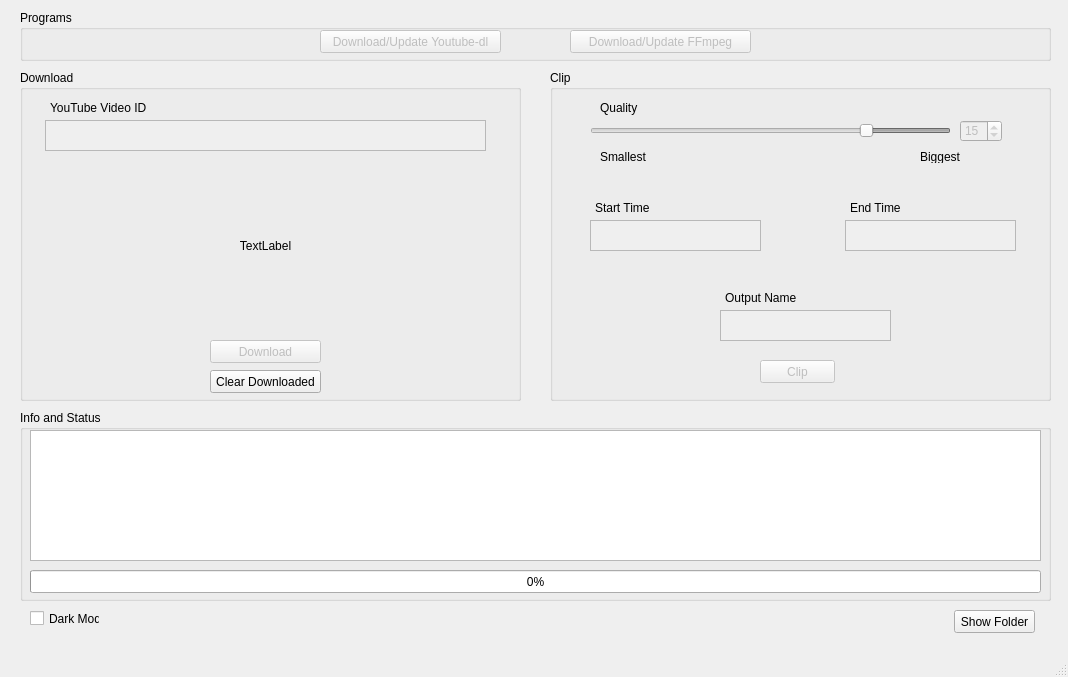
This is Download_and_Clip.ui in Chrscool8/ClipEZ-aka-Download-and-Clip as Qt 5 draws it before an edit. The edited form follows.
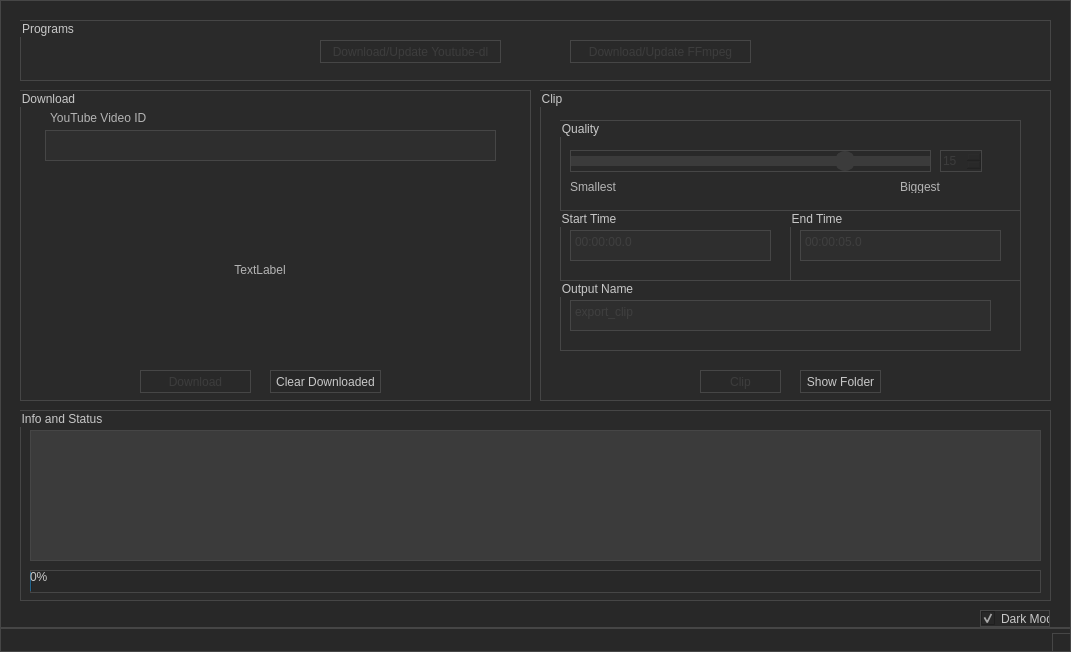
This is the edited form.

Diff of the .ui file:
```diff
--- a/Download_and_Clip.ui
+++ b/Download_and_Clip.ui
@@ -2,28 +2,135 @@
 <ui version="4.0">
  <class>Download_and_ClipClass</class>
  <widget class="QMainWindow" name="Download_and_ClipClass">
+  <property name="enabled">
+   <bool>true</bool>
+  </property>
   <property name="geometry">
    <rect>
     <x>0</x>
     <y>0</y>
-    <width>1068</width>
-    <height>677</height>
+    <width>1071</width>
+    <height>652</height>
    </rect>
   </property>
+  <property name="sizePolicy">
+   <sizepolicy hsizetype="Fixed" vsizetype="Fixed">
+    <horstretch>0</horstretch>
+    <verstretch>0</verstretch>
+   </sizepolicy>
+  </property>
   <property name="windowTitle">
    <string>Download and Clip</string>
   </property>
+  <property name="styleSheet">
+   <string notr="true">QWidget
+{
+	background-color: rgba(40, 40, 40, 100%); 
+	color: rgb(200, 200, 200);
+	border: 1px solid rgb(70, 70, 70); 
+}
+
+QWidget:disabled
+{	
+	background-color: rgba(40, 40, 40, 25%); 
+	color: rgba(80, 80, 80, 50%);
+}
+
+QLabel, QGroupBox
+{
+	background-color: rgb(42,42,42);
+	color: rgb(180, 180, 180);
+}
+
+QLabel
+{
+border: 0px;
+}
+
+QGroupBox
+{
+	color: rgb(200, 200, 200);
+}
+
+QLabel:disabled, QGroupBox:disabled
+{
+color: rgb(180, 180, 180);
+}
+
+QTextEdit, QPlainTextEdit
+{
+	background-color:  rgb(59,59,59);
+}
+
+QTextEdit:disabled, QPlainTextEdit:disabled
+{
+	background-color:  rgba(59,59,59,25%);
+}
+
+QSlider::groove:horizontal:disabled 
+{ 
+	background-color: rgb(59,59,59);
+	border: 0px solid #424242; 
+	height: 10px; 
+	border-radius: 0px;
+}
+
+QSlider::handle:horizontal:disabled 
+{ 
+	background-color:  rgb(59,59,59); 
+	border: 2px solid  rgb(59,59,59); 
+	width: 16px; 
+	height: 20px; 
+	line-height: 20px; 
+	margin-top: -5px; 
+	margin-bottom: -5px; 
+	border-radius: 10px; 
+}
+
+QSlider::handle:horizontal:hover:disabled 
+{ 
+	border-radius: 6px;
+}
+
+QSlider::groove:horizontal 
+{ 
+	background-color: rgb(80, 80, 80);
+	border: 0px solid #424242; 
+	height: 10px; 
+	border-radius: 0px;
+}
+
+QSlider::handle:horizontal 
+{ 
+	background-color:  rgb(110, 110, 110);
+	border: 2px solid rgb(110, 110, 110);
+	width: 16px; 
+	height: 20px; 
+	line-height: 20px; 
+	margin-top: -5px; 
+	margin-bottom: -5px; 
+	border-radius: 10px; 
+}
+
+QSlider::handle:horizontal:hover 
+{ 
+	border-radius: 6px;
+}</string>
+  </property>
   <widget class="QWidget" name="centralWidget">
    <property name="enabled">
     <bool>true</bool>
    </property>
    <widget class="QGroupBox" name="groupBox">
+    <property name="enabled">
+     <bool>true</bool>
+    </property>
     <property name="geometry">
      <rect>
       <x>20</x>
-      <y>70</y>
-      <width>501</width>
-      <height>331</height>
+      <y>90</y>
+      <width>511</width>
+      <height>311</height>
      </rect>
     </property>
     <property name="title">
@@ -33,7 +140,7 @@
      <property name="geometry">
       <rect>
        <x>30</x>
-       <y>30</y>
+       <y>20</y>
        <width>120</width>
        <height>16</height>
       </rect>
@@ -49,8 +156,8 @@
      <property name="geometry">
       <rect>
        <x>25</x>
-       <y>50</y>
-       <width>441</width>
+       <y>40</y>
+       <width>451</width>
        <height>31</height>
       </rect>
      </property>
@@ -67,8 +174,8 @@
      </property>
      <property name="geometry">
       <rect>
-       <x>190</x>
-       <y>270</y>
+       <x>120</x>
+       <y>280</y>
        <width>111</width>
        <height>23</height>
       </rect>
@@ -83,8 +190,8 @@
      </property>
      <property name="geometry">
       <rect>
-       <x>190</x>
-       <y>300</y>
+       <x>250</x>
+       <y>280</y>
        <width>111</width>
        <height>23</height>
       </rect>
@@ -96,10 +203,10 @@
     <widget class="QLabel" name="label_thumb">
      <property name="geometry">
       <rect>
-       <x>120</x>
-       <y>110</y>
-       <width>251</width>
-       <height>131</height>
+       <x>80</x>
+       <y>90</y>
+       <width>320</width>
+       <height>180</height>
       </rect>
      </property>
      <property name="text">
@@ -116,10 +223,10 @@
    <widget class="QGroupBox" name="groupBox_2">
     <property name="geometry">
      <rect>
-      <x>550</x>
-      <y>70</y>
-      <width>501</width>
-      <height>331</height>
+      <x>540</x>
+      <y>90</y>
+      <width>511</width>
+      <height>311</height>
      </rect>
     </property>
     <property name="title">
@@ -131,9 +238,9 @@
      </property>
      <property name="geometry">
       <rect>
-       <x>210</x>
-       <y>290</y>
-       <width>75</width>
+       <x>160</x>
+       <y>280</y>
+       <width>81</width>
        <height>23</height>
       </rect>
      </property>
@@ -141,49 +248,38 @@
       <string>Clip</string>
      </property>
     </widget>
-    <widget class="QLabel" name="label_4">
+    <widget class="QGroupBox" name="groupBox_5">
      <property name="geometry">
       <rect>
-       <x>175</x>
-       <y>220</y>
-       <width>120</width>
-       <height>16</height>
-      </rect>
-     </property>
-     <property name="text">
-      <string>Output Name</string>
-     </property>
-    </widget>
-    <widget class="QLabel" name="label_5">
-     <property name="geometry">
-      <rect>
-       <x>50</x>
+       <x>20</x>
        <y>30</y>
-       <width>120</width>
-       <height>16</height>
+       <width>461</width>
+       <height>91</height>
       </rect>
      </property>
-     <property name="text">
+     <property name="title">
       <string>Quality</string>
      </property>
-    </widget>
-    <widget class="QPlainTextEdit" name="textedit_outputname">
+     <widget class="QSpinBox" name="spinbox_quality">
      <property name="enabled">
       <bool>false</bool>
      </property>
      <property name="geometry">
       <rect>
-       <x>170</x>
-       <y>240</y>
-       <width>171</width>
-       <height>31</height>
-      </rect>
-     </property>
-     <property name="inputMethodHints">
-      <set>Qt::ImhNone</set>
-     </property>
-     <property name="placeholderText">
-      <string/>
+        <x>380</x>
+        <y>30</y>
+        <width>42</width>
+        <height>22</height>
+       </rect>
+      </property>
+      <property name="minimum">
+       <number>1</number>
+      </property>
+      <property name="maximum">
+       <number>64</number>
+      </property>
+      <property name="value">
+       <number>15</number>
      </property>
     </widget>
     <widget class="QSlider" name="slider_quality">
@@ -192,8 +288,8 @@
      </property>
      <property name="geometry">
       <rect>
-       <x>40</x>
-       <y>50</y>
+        <x>10</x>
+        <y>30</y>
        <width>361</width>
        <height>22</height>
       </rect>
@@ -214,33 +310,11 @@
       <enum>Qt::Horizontal</enum>
      </property>
     </widget>
-    <widget class="QSpinBox" name="spinbox_quality">
-     <property name="enabled">
-      <bool>false</bool>
-     </property>
+     <widget class="QLabel" name="label_quality_smallest">
      <property name="geometry">
       <rect>
-       <x>410</x>
-       <y>50</y>
-       <width>42</width>
-       <height>22</height>
-      </rect>
-     </property>
-     <property name="minimum">
-      <number>1</number>
-     </property>
-     <property name="maximum">
-      <number>64</number>
-     </property>
-     <property name="value">
-      <number>15</number>
-     </property>
-    </widget>
-    <widget class="QLabel" name="label_6">
-     <property name="geometry">
-      <rect>
-       <x>50</x>
-       <y>80</y>
+        <x>10</x>
+        <y>60</y>
        <width>47</width>
        <height>13</height>
       </rect>
@@ -252,8 +326,8 @@
     <widget class="QLabel" name="label_7">
      <property name="geometry">
       <rect>
-       <x>370</x>
-       <y>80</y>
+        <x>340</x>
+        <y>60</y>
        <width>47</width>
        <height>13</height>
       </rect>
@@ -262,28 +336,28 @@
       <string>Biggest</string>
      </property>
     </widget>
-    <widget class="QLabel" name="label_3">
+    </widget>
+    <widget class="QGroupBox" name="groupBox_6">
      <property name="geometry">
       <rect>
-       <x>300</x>
-       <y>130</y>
-       <width>120</width>
-       <height>16</height>
+       <x>20</x>
+       <y>120</y>
+       <width>231</width>
+       <height>71</height>
       </rect>
      </property>
-     <property name="text">
-      <string>End Time</string>
+     <property name="title">
+      <string>Start Time</string>
      </property>
-    </widget>
     <widget class="QPlainTextEdit" name="textedit_starttime">
      <property name="enabled">
       <bool>false</bool>
      </property>
      <property name="geometry">
       <rect>
-       <x>40</x>
-       <y>150</y>
-       <width>171</width>
+        <x>10</x>
+        <y>20</y>
+        <width>201</width>
        <height>31</height>
       </rect>
      </property>
@@ -297,42 +371,94 @@
       <enum>QPlainTextEdit::NoWrap</enum>
      </property>
      <property name="plainText">
-      <string extracomment="00:00:00:00.0"/>
+       <string extracomment="00:00:00:00.0">00:00:00.0</string>
      </property>
      <property name="placeholderText">
       <string extracomment="00:00:00:00.0"/>
      </property>
     </widget>
-    <widget class="QLabel" name="label_2">
+    </widget>
+    <widget class="QGroupBox" name="groupBox_7">
      <property name="geometry">
       <rect>
-       <x>45</x>
-       <y>130</y>
-       <width>120</width>
-       <height>16</height>
+       <x>250</x>
+       <y>120</y>
+       <width>231</width>
+       <height>71</height>
       </rect>
      </property>
-     <property name="text">
-      <string>Start Time</string>
+     <property name="title">
+      <string>End Time</string>
      </property>
-    </widget>
     <widget class="QPlainTextEdit" name="textedit_endtime">
      <property name="enabled">
       <bool>false</bool>
      </property>
      <property name="geometry">
       <rect>
-       <x>295</x>
-       <y>150</y>
-       <width>171</width>
+        <x>10</x>
+        <y>20</y>
+        <width>201</width>
        <height>31</height>
       </rect>
      </property>
      <property name="inputMethodHints">
       <set>Qt::ImhNone</set>
      </property>
+      <property name="plainText">
+       <string>00:00:05.0</string>
+      </property>
      <property name="placeholderText">
       <string/>
+      </property>
+     </widget>
+    </widget>
+    <widget class="QGroupBox" name="groupBox_8">
+     <property name="geometry">
+      <rect>
+       <x>20</x>
+       <y>190</y>
+       <width>461</width>
+       <height>71</height>
+      </rect>
+     </property>
+     <property name="title">
+      <string>Output Name</string>
+     </property>
+     <widget class="QPlainTextEdit" name="textedit_outputname">
+      <property name="enabled">
+       <bool>false</bool>
+      </property>
+      <property name="geometry">
+       <rect>
+        <x>10</x>
+        <y>20</y>
+        <width>421</width>
+        <height>31</height>
+       </rect>
+      </property>
+      <property name="inputMethodHints">
+       <set>Qt::ImhNone</set>
+      </property>
+      <property name="plainText">
+       <string>export_clip</string>
+      </property>
+      <property name="placeholderText">
+       <string/>
+      </property>
+     </widget>
+    </widget>
+    <widget class="QPushButton" name="button_showfolder">
+     <property name="geometry">
+      <rect>
+       <x>260</x>
+       <y>280</y>
+       <width>81</width>
+       <height>23</height>
+      </rect>
+     </property>
+     <property name="text">
+      <string>Show Folder</string>
      </property>
     </widget>
    </widget>
@@ -386,9 +512,9 @@
     <property name="geometry">
      <rect>
       <x>20</x>
-      <y>10</y>
+      <y>20</y>
       <width>1031</width>
-      <height>51</height>
+      <height>61</height>
      </rect>
     </property>
     <property name="title">
@@ -433,7 +559,7 @@
    <widget class="QCheckBox" name="checkbox_dark">
     <property name="geometry">
      <rect>
-      <x>30</x>
+      <x>980</x>
       <y>610</y>
       <width>70</width>
       <height>17</height>
@@ -442,31 +568,11 @@
     <property name="text">
      <string>Dark Mode</string>
     </property>
-   </widget>
-   <widget class="QPushButton" name="button_showfolder">
-    <property name="geometry">
-     <rect>
-      <x>954</x>
-      <y>610</y>
-      <width>81</width>
-      <height>23</height>
-     </rect>
+    <property name="checked">
+     <bool>true</bool>
     </property>
-    <property name="text">
-     <string>Show Folder</string>
-    </property>
    </widget>
   </widget>
-  <widget class="QMenuBar" name="menuBar">
-   <property name="geometry">
-    <rect>
-     <x>0</x>
-     <y>0</y>
-     <width>1068</width>
-     <height>21</height>
-    </rect>
-   </property>
-  </widget>
   <widget class="QStatusBar" name="statusBar"/>
  </widget>
  <layoutdefault spacing="6" margin="11"/>
```
Lines whose indentation alone changed are shown as unchanged.
